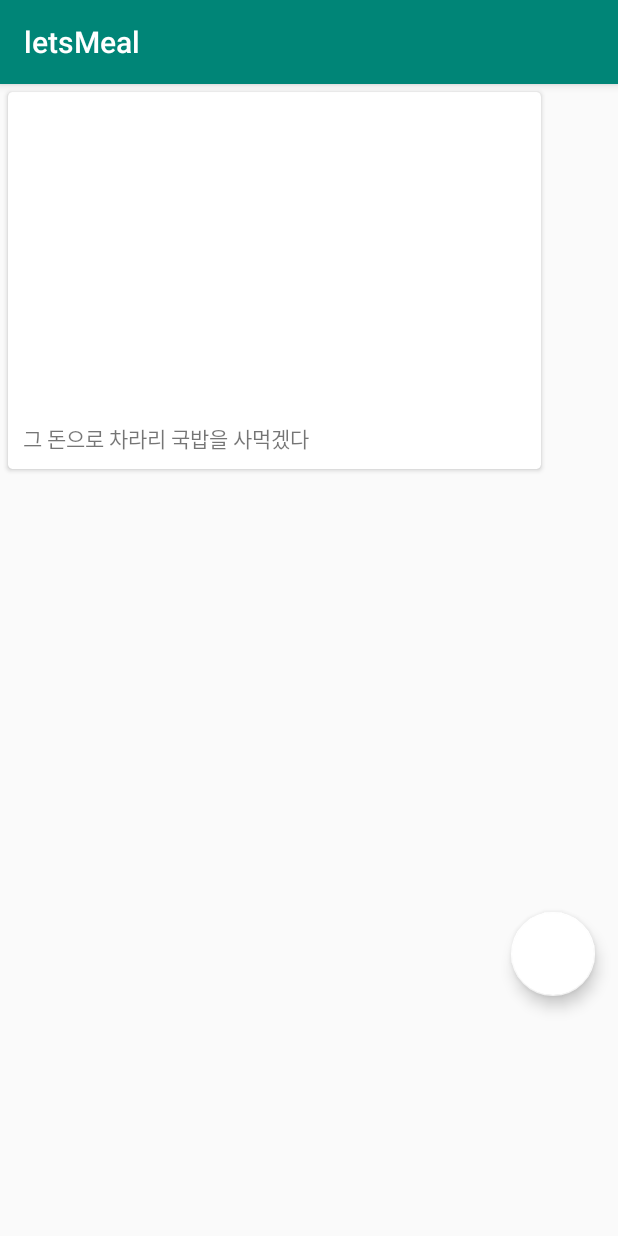
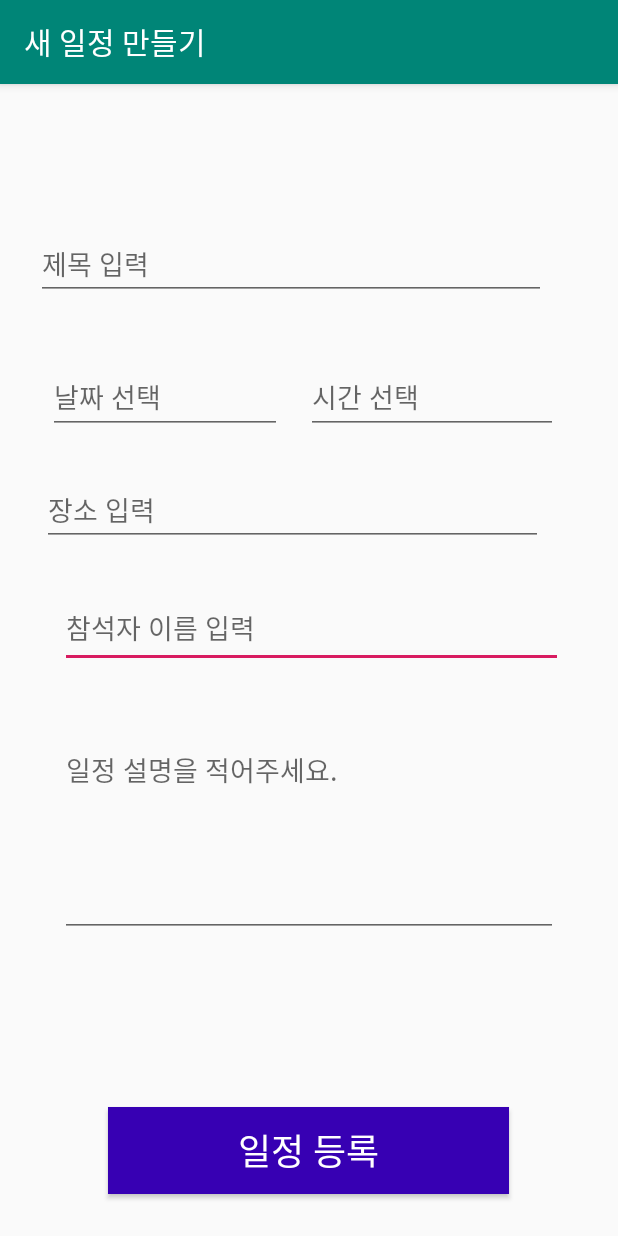
Before and after one commit to seungpyo/letsMeal, an Android app: the screen it shows after launch (MainActivity before the commit, CreateScheduleActivity after it), after a tap on an icon or button, on a phone screen of 412 x 824 dp. Run offline under Robolectric (Android 15) with nearby library versions, the phone set to English and light mode, and no system bars.

Commit message:
Implemented card creation

```diff
--- a/app/build.gradle
+++ b/app/build.gradle
@@ -5,7 +5,7 @@ android {
     buildToolsVersion "29.0.0"
     defaultConfig {
         applicationId "com.example.letsmeal"
-        minSdkVersion 22
+        minSdkVersion 24
         targetSdkVersion 29
         versionCode 1
         versionName "1.0"
@@ -30,6 +30,7 @@ dependencies {
     implementation 'androidx.cardview:cardview:1.0.0'
     implementation 'androidx.recyclerview:recyclerview:1.0.0'
     implementation 'com.google.android.material:material:1.0.0-rc01'
+    implementation 'com.google.android.gms:play-services-maps:17.0.0'
 
 
 }
--- /dev/null
+++ b/app/src/main/java/com/example/letsmeal/CreateScheduleActivity.java
@@ -0,0 +1,219 @@
+package com.example.letsmeal;
+
+import android.app.DatePickerDialog;
+import android.app.TimePickerDialog;
+import android.content.Intent;
+import android.os.Bundle;
+import android.text.Editable;
+import android.text.TextWatcher;
+import android.util.Log;
+import android.view.KeyEvent;
+import android.view.View;
+import android.widget.Button;
+import android.widget.DatePicker;
+import android.widget.EditText;
+import android.widget.TextView;
+import android.widget.TimePicker;
+
+import androidx.appcompat.app.AppCompatActivity;
+
+import java.util.Calendar;
+
+public class CreateScheduleActivity extends AppCompatActivity {
+
+    private final String TAG = "CreateScheduleActivity";
+
+    Schedule schedule;
+    Calendar dateCalendar, timeCalendar;
+    EditText titleText;
+    EditText dateText;
+    EditText timeText;
+    EditText placeText;
+    EditText participantsText;
+    EditText descriptionText;
+    TextView personNotFoundLabel;
+    Button submitBtn;
+
+
+    @Override
+    protected void onCreate(Bundle savedInstanceState) {
+        super.onCreate(savedInstanceState);
+        setContentView(R.layout.activity_create_schedule);
+
+        this.schedule = (Schedule) getIntent().getSerializableExtra("schedule");
+        this.dateCalendar = Calendar.getInstance();
+        this.timeCalendar = Calendar.getInstance();
+
+        this.titleText = findViewById(R.id.titleText);
+        this.dateText = findViewById(R.id.dateText);
+        this.timeText = findViewById(R.id.timeText);
+        this.placeText = findViewById(R.id.placeText);
+        this.participantsText = findViewById(R.id.participantsText);
+        this.descriptionText = findViewById(R.id.descriptionText);
+        this.personNotFoundLabel = findViewById(R.id.personNotFoundLabel);
+        this.submitBtn = findViewById(R.id.submitBtn);
+
+        dateText.setOnClickListener(new EditText.OnClickListener() {
+            @Override
+            public void onClick(View v) {
+                currentDatePickerDialog().show();
+            }
+        });
+        timeText.setOnClickListener(new EditText.OnClickListener() {
+            @Override
+            public void onClick(View v) {
+                currentTimePickerDialog().show();
+            }
+        });
+
+        participantsText.addTextChangedListener(new TextWatcher() {
+            @Override
+            public void beforeTextChanged(CharSequence charSequence, int i, int i1, int i2) {
+                return;
+            }
+
+            @Override
+            public void onTextChanged(CharSequence charSequence, int start, int before, int count) {
+
+            }
+
+            @Override
+            public void afterTextChanged(Editable editable) {
+                return;
+            }
+        });
+
+
+        submitBtn.setOnClickListener(submitBtnOnclickListener);
+
+    }
+
+    /**
+     * A helper function to initialize a DatePickerDialog using current date.
+     * @return A DatePickerDialog initialized with current date
+     */
+    private DatePickerDialog currentDatePickerDialog() {
+        Calendar cal = Calendar.getInstance();
+
+        return new DatePickerDialog(
+                this, onDateSetListener,
+                cal.get(cal.YEAR), cal.get(cal.MONTH), cal.get(cal.DAY_OF_MONTH));
+    }
+
+    /**
+     * A helper function to initialize a TimePickerDialog using current time.
+     * TimePicker does NOT show 24-hour view.
+     * @return A TimePickerDialog initialized with current time
+     */
+    private TimePickerDialog currentTimePickerDialog() {
+        Calendar cal = Calendar.getInstance();
+        return new TimePickerDialog(
+                this, onTimeSetListener,
+                cal.get(cal.HOUR_OF_DAY), cal.get(cal.MINUTE), false);
+    }
+
+    /**
+     * This function modifies this.schedule's YEAR, MONTH, DAY_OF_MONTH fields.
+     * Beware of month; it starts from 0, not 1.
+     */
+    private DatePickerDialog.OnDateSetListener onDateSetListener = new DatePickerDialog.OnDateSetListener() {
+        @Override
+        public void onDateSet(DatePicker datePicker, int year, int month, int dayOfMonth) {
+            dateCalendar.set(year, month, dayOfMonth);
+            dateText.setText(Schedule.getDateString(dateCalendar));
+        }
+    };
+
+
+
+    private TimePickerDialog.OnTimeSetListener onTimeSetListener = new TimePickerDialog.OnTimeSetListener() {
+        @Override
+        public void onTimeSet(TimePicker timePicker, int hourOfDay, int minute) {
+            timeCalendar.set(0, 0, 0, hourOfDay, minute);
+            timeText.setText(Schedule.getTimeString(timeCalendar));
+        }
+    };
+
+    /**
+     * Listens to onKey event of participantsText.
+     * Detects space bar / enter input, and tokenize the latest name input.
+     */
+
+    /**
+     * This function listens to space or enter key event.
+     * If those keys are pressed, it gets the latest name.
+     * The name is given as a query to Person DB, thus validating the given username.
+     */
+    public boolean getLastInputPersonName(View v, int keyCode, KeyEvent event) {
+        if (event.getAction() == KeyEvent.ACTION_DOWN &&
+                (keyCode == KeyEvent.KEYCODE_SPACE || keyCode == KeyEvent.KEYCODE_ENTER)) {
+            String [] names = participantsText.getText().toString().split("\\s+");
+            String newName = names[names.length - 1];
+            Person foundPerson = findPersonByName(newName);
+            // No such person found
+            if (foundPerson == null) {
+                personNotFoundLabel.setText(newName + getString(R.string.no_such_person_name));
+                personNotFoundLabel.setVisibility(View.VISIBLE);
+                Log.d(TAG, "NO Such person");
+            }
+            Log.d(TAG, "onKey detected name - " + newName);
+            // Does this undermine performance?
+            return true;
+        } else {
+            Log.d(TAG, "Trivial Key Input Detected!");
+            personNotFoundLabel.setVisibility(View.INVISIBLE);
+            return false;
+        }
+    }
+
+
+
+    /**
+     * Finds a Person from database by name
+     * Currently, this function just returns a trivial Person object.
+     * TODO: Send a query to FireBase CloudStore and retrieve a Person object.
+     * @param name The name of the person to find
+     * @return A Person instance whose name matches the name. Returns null if no such Person exists.
+     */
+    private Person findPersonByName(String name) {
+        if (name.equals("ㅗ")) {
+            return null;
+        }
+        return new Person(name);
+    }
+
+
+
+    /**
+     * Listens to onClick event of submitBtn.
+     * Wraps up all the data into a Schedule instance,
+     * and returns it to MainActivity.
+     */
+    private Button.OnClickListener submitBtnOnclickListener = new Button.OnClickListener() {
+        @Override
+        public void onClick(View v) {
+            schedule.setCalendar(
+                    dateCalendar.get(dateCalendar.YEAR),
+                    dateCalendar.get(dateCalendar.MONTH),
+                    dateCalendar.get(dateCalendar.DAY_OF_MONTH),
+                    timeCalendar.get(timeCalendar.HOUR_OF_DAY),
+                    timeCalendar.get(timeCalendar.MINUTE));
+            schedule.setDescription(descriptionText.getText().toString());
+
+            schedule.setTitle(titleText.getText().toString());
+            Log.d(TAG, Schedule.getDateString(dateCalendar));
+            Log.d(TAG, Schedule.getTimeString(timeCalendar));
+            Log.d(TAG, schedule.getCalendar().toString());
+            schedule.setLatitude(0.0);
+            schedule.setLongitude(0.0);
+            schedule.setPlace(placeText.getText().toString());
+            schedule.setParticipantsAsString(participantsText.getText().toString());
+
+            Intent resultSchedule = new Intent();
+            resultSchedule.putExtra("schedule", schedule);
+            setResult(RESULT_OK, resultSchedule);
+            finish();
+        }
+    };
+
+}
--- a/app/src/main/java/com/example/letsmeal/MainActivity.java
+++ b/app/src/main/java/com/example/letsmeal/MainActivity.java
@@ -4,38 +4,71 @@ import androidx.appcompat.app.AppCompatActivity;
 import androidx.recyclerview.widget.LinearLayoutManager;
 import androidx.recyclerview.widget.RecyclerView;
 
+import android.app.Activity;
+import android.content.Intent;
 import android.os.Bundle;
+import android.util.Log;
 import android.view.View;
 
 import com.google.android.material.floatingactionbutton.FloatingActionButton;
 
+import java.util.Calendar;
+
 public class MainActivity extends AppCompatActivity {
+
+    private final String TAG = "MainActivity";
+
+    RecyclerView recyclerView;
+    RecyclerViewAdapter recyclerViewAdapter;
 
     @Override
     protected void onCreate(Bundle savedInstanceState) {
         super.onCreate(savedInstanceState);
         setContentView(R.layout.activity_main);
 
-        final RecyclerView recyclerView = (RecyclerView) findViewById(R.id.recyclerview);
+        recyclerView = findViewById(R.id.recyclerview);
         LinearLayoutManager linearLayoutManager = new LinearLayoutManager(getApplicationContext());
         recyclerView.setHasFixedSize(true); // 뭔 소리지?
         recyclerView.setLayoutManager(linearLayoutManager);
 
-        final RecyclerViewAdapter recyclerViewAdapter =
-                new RecyclerViewAdapter(getApplicationContext(), R.layout.activity_main);
+        recyclerViewAdapter = new RecyclerViewAdapter(getApplicationContext(), R.layout.activity_main);
 
-        final FloatingActionButton addItemFab = (FloatingActionButton) findViewById(R.id.addItemFab);
+        final FloatingActionButton addItemFab = findViewById(R.id.addItemFab);
         addItemFab.setOnClickListener(new View.OnClickListener() {
             public void onClick(View v) {
-                ItemCard newCard = new ItemCard((int)System.currentTimeMillis(), "그 돈으로 차라리 국밥을 사먹겠다");
 
-                recyclerViewAdapter.addItemCard(newCard);
-                recyclerViewAdapter.setContext(getApplicationContext());
-                recyclerView.setAdapter(recyclerViewAdapter);
+                Intent createScheduleIntent = new Intent(MainActivity.this, CreateScheduleActivity.class);
+                Schedule schedule = new Schedule(getMyId());
+                createScheduleIntent.putExtra("schedule", schedule);
+                startActivityForResult(createScheduleIntent, 100);
             }
         });
 
     }
 
+    @Override
+    protected void onActivityResult(int requestCode, int resultCode, Intent data) {
+        super.onActivityResult(requestCode, resultCode, data);
+        // CreateScheduleActivity
+        if (requestCode == 100 && resultCode == RESULT_OK) {
+            Schedule schedule = (Schedule)data.getExtras().getSerializable("schedule");
+            ItemCard newCard = new ItemCard(schedule);
+            Log.d(TAG, schedule.toString());
+
+            recyclerViewAdapter.addItemCard(newCard);
+            recyclerViewAdapter.setContext(getApplicationContext());
+            recyclerView.setAdapter(recyclerViewAdapter);
+        }
+    }
+
+    /**
+     * Currently, we just use a timestamp as a temporary solution.
+     * This can cause problem if multiple users call this function on the same time,
+     * getting duplicate IDs.
+     * @return user's Person.ID
+     */
+    private long getMyId() {
+        return Calendar.getInstance().getTimeInMillis();
+    }
 
 }
--- a/app/src/main/java/com/example/letsmeal/RecyclerViewAdapter.java
+++ b/app/src/main/java/com/example/letsmeal/RecyclerViewAdapter.java
@@ -2,20 +2,17 @@ package com.example.letsmeal;
 
 import android.annotation.TargetApi;
 import android.content.Context;
-import android.graphics.drawable.Drawable;
 import android.os.Build;
 import androidx.cardview.widget.CardView;
 import androidx.recyclerview.widget.RecyclerView;
 import android.view.LayoutInflater;
 import android.view.View;
 import android.view.ViewGroup;
-import android.widget.ImageView;
 import android.widget.TextView;
 import android.widget.Toast;
 
-import org.w3c.dom.Text;
-
 import java.util.ArrayList;
+import java.util.Collections;
 import java.util.List;
 
 /**
@@ -40,7 +37,7 @@ public class RecyclerViewAdapter extends RecyclerView.Adapter<RecyclerViewAdapte
 
     public RecyclerViewAdapter(Context context, int item_layout) {
         this.context = context;
-        this.items = new ArrayList<ItemCard>();
+        this.items = new ArrayList<>();
         this.item_layout = item_layout;
     }
 
@@ -56,13 +53,19 @@ public class RecyclerViewAdapter extends RecyclerView.Adapter<RecyclerViewAdapte
 
     @TargetApi(Build.VERSION_CODES.JELLY_BEAN)
     @Override
-    public void onBindViewHolder(ViewHolder holder, int position) {
+    public void onBindViewHolder(final ViewHolder holder, int position) {
         final ItemCard item=items.get(position);
         /*
         Drawable drawable=context.getResources().getDrawable(item.getImage());
         holder.image.setBackground(drawable);
         */
         holder.title.setText(item.getTitle());
+        holder.date.setText(item.getDate());
+        holder.time.setText(item.getTime());
+        holder.place.setText(item.getPlace());
+        holder.participants.setText(item.getParticipants());
+        holder.description.setText(item.getDescription());
+
         holder.cardview.setOnClickListener(new View.OnClickListener() {
             @Override
             public void onClick(View v) {
@@ -77,23 +80,35 @@ public class RecyclerViewAdapter extends RecyclerView.Adapter<RecyclerViewAdapte
     }
 
     public class ViewHolder extends RecyclerView.ViewHolder {
-        ImageView image;
         TextView title;
+        TextView date;
+        TextView time;
+        TextView place;
+        TextView participants;
+        TextView description;
         CardView cardview;
 
         public ViewHolder(View itemView) {
             super(itemView);
-            image=(ImageView)itemView.findViewById(R.id.image);
-            title=(TextView)itemView.findViewById(R.id.title);
-            cardview=(CardView)itemView.findViewById(R.id.cardview);
+            title = itemView.findViewById(R.id.title);
+            date = itemView.findViewById(R.id.date);
+            time = itemView.findViewById(R.id.time);
+            place = itemView.findViewById(R.id.place);
+            participants = itemView.findViewById(R.id.participants);
+            description = itemView.findViewById(R.id.description);
+            cardview = itemView.findViewById(R.id.cardview);
         }
     }
 
     public void addItemCard(ItemCard card) {
         if (items == null) {
-            items = new ArrayList<ItemCard>();
+            items = new ArrayList<>();
         }
         items.add(card);
-        notifyItemInserted(getItemCount()-1);
+        Collections.sort(items, Collections.<ItemCard>reverseOrder());
+        int pos = items.indexOf(card);
+        assert (pos != -1);
+        notifyItemInserted(pos);
+        // notifyItemInserted(getItemCount()-1);
     }
 }
--- /dev/null
+++ b/app/src/main/res/layout/activity_create_schedule.xml
@@ -0,0 +1,109 @@
+<?xml version="1.0" encoding="utf-8"?>
+<androidx.constraintlayout.widget.ConstraintLayout xmlns:android="http://schemas.android.com/apk/res/android"
+    xmlns:app="http://schemas.android.com/apk/res-auto"
+    xmlns:tools="http://schemas.android.com/tools"
+    android:layout_width="match_parent"
+    android:layout_height="match_parent"
+    tools:context=".MainActivity">
+
+
+    <Button
+        android:id="@+id/submitBtn"
+        android:layout_width="267dp"
+        android:layout_height="58dp"
+        android:layout_marginStart="72dp"
+        android:layout_marginBottom="28dp"
+        android:background="@color/colorAccent"
+        android:backgroundTint="@color/design_default_color_primary_dark"
+        android:text="일정 등록"
+        android:textColor="@color/common_google_signin_btn_text_dark_default"
+        android:textColorLink="@color/design_default_color_primary_dark"
+        android:textSize="24sp"
+        app:layout_constraintBottom_toBottomOf="parent"
+        app:layout_constraintStart_toStartOf="parent" />
+
+    <EditText
+        android:id="@+id/participantsText"
+        android:layout_width="335dp"
+        android:layout_height="53dp"
+        android:layout_marginStart="40dp"
+        android:layout_marginTop="336dp"
+        android:ems="10"
+        android:hint="참석자 이름 입력"
+        android:inputType="textPersonName"
+        app:layout_constraintStart_toStartOf="parent"
+        app:layout_constraintTop_toTopOf="parent" />
+
+    <EditText
+        android:id="@+id/titleText"
+        android:layout_width="340dp"
+        android:layout_height="48dp"
+        android:layout_marginStart="24dp"
+        android:layout_marginTop="96dp"
+        android:ems="10"
+        android:hint="제목 입력"
+        android:inputType="textPersonName"
+        app:layout_constraintStart_toStartOf="parent"
+        app:layout_constraintTop_toTopOf="parent" />
+
+    <EditText
+        android:id="@+id/dateText"
+        android:layout_width="156dp"
+        android:layout_height="49dp"
+        android:layout_marginStart="32dp"
+        android:layout_marginTop="40dp"
+        android:ems="10"
+        android:hint="날짜 선택"
+        android:inputType="date"
+        android:focusable="false"
+        app:layout_constraintStart_toStartOf="parent"
+        app:layout_constraintTop_toBottomOf="@+id/titleText" />
+
+    <EditText
+        android:id="@+id/timeText"
+        android:layout_width="168dp"
+        android:layout_height="49dp"
+        android:layout_marginStart="16dp"
+        android:layout_marginTop="40dp"
+        android:ems="10"
+        android:hint="시간 선택"
+        android:inputType="time"
+        android:focusable="false"
+        app:layout_constraintStart_toEndOf="@+id/dateText"
+        app:layout_constraintTop_toBottomOf="@+id/titleText" />
+
+    <EditText
+        android:id="@+id/descriptionText"
+        android:layout_width="332dp"
+        android:layout_height="135dp"
+        android:layout_marginStart="40dp"
+        android:layout_marginTop="44dp"
+        android:ems="10"
+        android:gravity="start|top"
+        android:hint="일정 설명을 적어주세요."
+        android:inputType="textMultiLine"
+        app:layout_constraintStart_toStartOf="parent"
+        app:layout_constraintTop_toBottomOf="@+id/participantsText" />
+
+    <TextView
+        android:id="@+id/personNotFoundLabel"
+        android:layout_width="142dp"
+        android:layout_height="18dp"
+        android:layout_marginStart="32dp"
+        android:textColor="@android:color/holo_red_dark"
+        app:layout_constraintStart_toStartOf="parent"
+        app:layout_constraintTop_toBottomOf="@+id/participantsText" />
+
+    <EditText
+        android:id="@+id/placeText"
+        android:layout_width="334dp"
+        android:layout_height="44dp"
+        android:layout_marginStart="28dp"
+        android:layout_marginTop="120dp"
+        android:ems="10"
+        android:hint="장소 입력"
+        android:inputType="textPersonName"
+        app:layout_constraintStart_toStartOf="parent"
+        app:layout_constraintTop_toBottomOf="@+id/titleText" />
+
+</androidx.constraintlayout.widget.ConstraintLayout>
--- a/app/src/main/res/values/strings.xml
+++ b/app/src/main/res/values/strings.xml
@@ -1,3 +1,8 @@
 <resources>
     <string name="app_name">letsMeal</string>
+    <string name="schedule_no_description">일정 설명이 없습니다.</string>
+    <string name="no_such_person_name"> 님은 등록되지 않은 사용자입니다.</string>
+    <string name="main_activity_title">내 일정</string>
+    <string name="create_schedule_activity_title">새 일정 만들기</string>
+
 </resources>
```
Also changed, not shown: app/src/main/AndroidManifest.xml (+7 -1 lines), app/src/main/java/com/example/letsmeal/ItemCard.java (+72 -9 lines), app/src/main/java/com/example/letsmeal/Person.java (added, +19 -0 lines), app/src/main/java/com/example/letsmeal/Schedule.java (added, +138 -0 lines), app/src/main/res/layout/activity_main.xml (+9 -6 lines), app/src/main/res/layout/item_card_layout.xml (+36 -8 lines).
